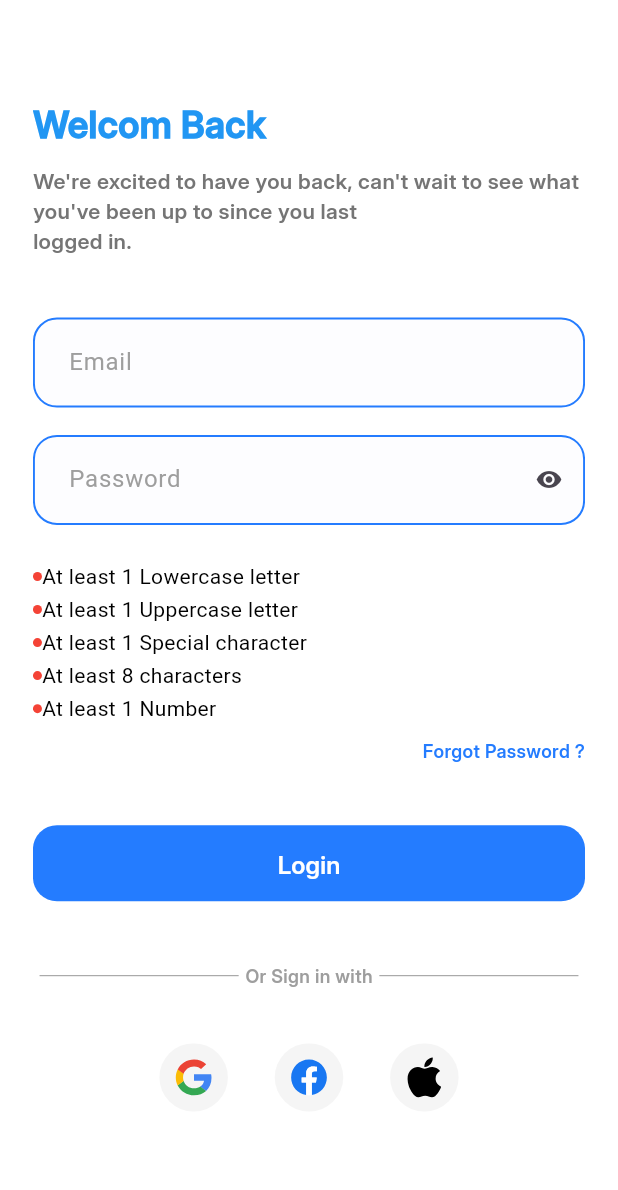
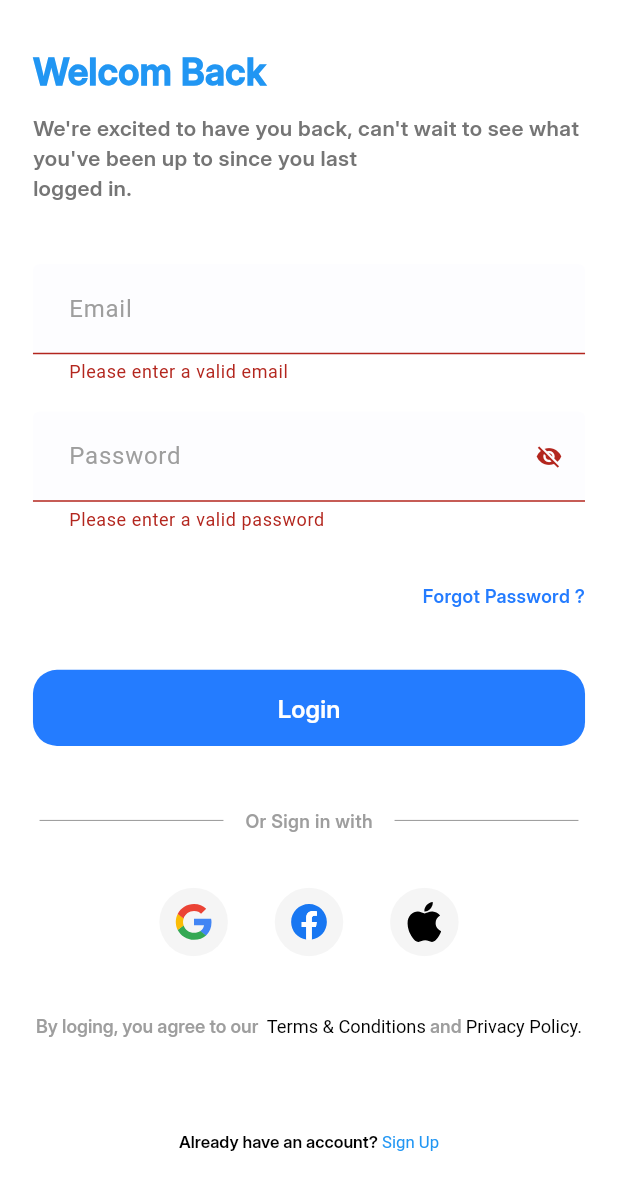
Before and after one commit to YassineDvP25/adv_proge, a Flutter app: the LoginScreen screen opened by its route, after a tap on "Login", on a phone screen of 412 x 824 dp. Shown: the top 1190 px of the screen. Run offline on Flutter 3.47's test engine with Material 3 defaults, Android fonts, the phone set to English and light mode, and no system bars; our stand-ins replace bloc, dio, flutter_bloc, flutter_screenutil, flutter_svg, freezed_annotation and 3 more; generated files the repository leaves out were written again.

Commit message:
End login page logic and UI && enhance login flow and apply UI/networking improvements

```diff
--- a/advancecourse/lib/core/di/dependency_injection.dart
+++ b/advancecourse/lib/core/di/dependency_injection.dart
@@ -13,5 +13,5 @@ Future<void> setUpGetIt() async {
 
   // login
   gitIt.registerLazySingleton<LoginRepo>(() => LoginRepo(gitIt()));
-  gitIt.registerLazySingleton<LoginCubit>(() => LoginCubit(gitIt()));
+  gitIt.registerFactory<LoginCubit>(() => LoginCubit(gitIt()));
 }
--- /dev/null
+++ b/advancecourse/lib/core/helpers/app_regex.dart
@@ -0,0 +1,36 @@
+class AppRegex {
+  static bool isEmailValid(String email) {
+    return RegExp(r'^.+@[a-zA-Z]+\.{1}[a-zA-Z]+(\.{0,1}[a-zA-Z]+)$')
+        .hasMatch(email);
+  }
+
+  static bool isPasswordValid(String password) {
+    return RegExp(
+            r"^(?=.*[a-z])(?=.*[A-Z])(?=.*\d)(?=.*[@$!%*?&])[A-Za-z\d@$!%*?&]{8,}$")
+        .hasMatch(password);
+  }
+
+    static bool isPhoneNumberValid(String phoneNumber) {
+    return RegExp(r'^(010|011|012|015)[0-9]{8}$').hasMatch(phoneNumber);
+  }
+
+  static bool hasLowerCase(String password) {
+    return RegExp(r'^(?=.*[a-z])').hasMatch(password);
+  }
+
+  static bool hasUpperCase(String password) {
+    return RegExp(r'^(?=.*[A-Z])').hasMatch(password);
+  }
+
+  static bool hasNumber(String password) {
+    return RegExp(r'^(?=.*?[0-9])').hasMatch(password);
+  }
+
+  static bool hasSpecialCharacter(String password) {
+    return RegExp(r'^(?=.*?[#?!@$%^&*-])').hasMatch(password);
+  }
+
+  static bool hasMinLength(String password) {
+    return RegExp(r'^(?=.{8,})').hasMatch(password);
+  }
+}
--- a/advancecourse/lib/core/helpers/spacing.dart
+++ b/advancecourse/lib/core/helpers/spacing.dart
@@ -4,6 +4,6 @@ import 'package:flutter_screenutil/flutter_screenutil.dart';
 SizedBox verticalSpace(double height) {
   return SizedBox(height: height.h);
 }
-SizedBox horizantalSpace(double height) {
-  return SizedBox(height: height.h);
+SizedBox horizantalSpace(double width) {
+  return SizedBox(width: width.h);
 }
--- a/advancecourse/lib/core/networking/api_constants.dart
+++ b/advancecourse/lib/core/networking/api_constants.dart
@@ -29,7 +29,7 @@ class ApiErrors {
   static const String internalServerError = "internalServerError";
   static const String unknownError = "unknownError";
   static const String timeoutError = "timeoutError";
-  static const String defaultError = "defaultError";
+  static const String defaultError = "default Error";
   static const String cacheError = "cacheError";
   static const String noInternetError = "noInternetError";
   static const String loadingMessage = "loading_message";
--- a/advancecourse/lib/core/networking/api_error_handler.dart
+++ b/advancecourse/lib/core/networking/api_error_handler.dart
@@ -164,9 +164,7 @@ ApiErrorModel _handleError(DioException error) {
       return DataSource.DEFAULT.getFailure();
     case DioExceptionType.badCertificate:
       return DataSource.DEFAULT.getFailure();
-    case DioExceptionType.badResponse:
-      return DataSource.DEFAULT.getFailure();
-  }
+    }
 }
 
 class ApiInternalStatus {
--- a/advancecourse/lib/core/theming/styles.dart
+++ b/advancecourse/lib/core/theming/styles.dart
@@ -74,4 +74,16 @@ class TextStyles {
     fontWeight: FontWeightHelper.regular,
     height: 1.50,
   );
+  static TextStyle font15DarkBlueMedium = TextStyle(
+    color: ColorsManager.moreGray,
+    fontSize: 15.sp,
+    fontFamily: 'Inter',
+    fontWeight: FontWeightHelper.medium,
+  );
+    static TextStyle font14BlueSemiBold = TextStyle(
+    color: ColorsManager.mainBlue,
+    fontSize: 14.sp,
+    fontFamily: 'Inter',
+    fontWeight: FontWeightHelper.semibold,
+  );
 }
--- a/advancecourse/lib/core/widgets/app_text_form_field.dart
+++ b/advancecourse/lib/core/widgets/app_text_form_field.dart
@@ -23,14 +23,16 @@ class AppTextFormField extends StatelessWidget {
     this.hintStyle,
     this.enableBorder,
     this.focusedBorder,
-    this.obscureText,
+    this.obscureText
   });
 
   @override
   Widget build(BuildContext context) {
     return TextFormField(
       validator: validator,
+      controller: contoller,
       decoration: InputDecoration(
+
 
         focusedErrorBorder: OutlineInputBorder(
           borderRadius: BorderRadius.circular(16.0),
@@ -47,7 +49,7 @@ class AppTextFormField extends StatelessWidget {
 
         focusedBorder: OutlineInputBorder(
           borderRadius: BorderRadius.circular(15.0),
-          borderSide: BorderSide(color: Colors.red, width: 1.3),
+          borderSide: BorderSide(color: ColorsManager.mainBlue, width: 2.3),
         ),
         suffixIcon: suffixicon,
         hintText: hintText,
--- a/advancecourse/lib/features/login/data/models/login_response_body.dart
+++ b/advancecourse/lib/features/login/data/models/login_response_body.dart
@@ -5,7 +5,7 @@ part 'login_response_body.g.dart';
 class LoginResponseBody {
   String? message;
   Data? data;
-  String? status;
+  bool? status;
   int? code;
 
   LoginResponseBody(this.message, this.data, this.status, this.code);
--- a/advancecourse/lib/features/login/data/repos/login_repo.dart
+++ b/advancecourse/lib/features/login/data/repos/login_repo.dart
@@ -12,8 +12,12 @@ class LoginRepo {
   ) async {
     try {
       final response = await _apiService.login(loginRequestBody);
+      print('=========================${response.data}=======================');
       return ApiResult.success(response);
+
     } catch (error) {
+            print('=========================${error}=======================');
+
       return ApiResult.failure(ErrorHandler.handle(error));
     }
   }
--- a/advancecourse/lib/features/login/logic_cubit/cubit/login_state.dart
+++ b/advancecourse/lib/features/login/logic_cubit/cubit/login_state.dart
@@ -5,7 +5,7 @@ part 'login_state.freezed.dart';
 @freezed
 class LoginState<T> with _$LoginState<T> {
   const factory LoginState.initial() = _Initial;
-  const factory LoginState.loding() = Loding;
+  const factory LoginState.loding() = Loading;
   const factory LoginState.success(T data) =
       Success<T>;
   const factory LoginState.error(String error) = Error;
--- a/advancecourse/lib/features/login/ui/login_screen.dart
+++ b/advancecourse/lib/features/login/ui/login_screen.dart
@@ -1,11 +1,10 @@
 import 'package:advancecourse/core/helpers/spacing.dart';
 import 'package:advancecourse/core/theming/styles.dart';
-import 'package:advancecourse/core/widgets/app_text_form_field.dart';
-import 'package:advancecourse/features/login/data/models/login_request_body.dart';
 import 'package:advancecourse/features/login/logic_cubit/cubit/login_cubit.dart';
 import 'package:advancecourse/features/login/ui/widgets/already_have_anaccount_text.dart';
 import 'package:advancecourse/features/login/ui/widgets/app_text_button.dart';
 import 'package:advancecourse/features/login/ui/widgets/login_alternative.dart';
+import 'package:advancecourse/features/login/ui/widgets/login_bloc_listener.dart';
 import 'package:advancecourse/features/login/ui/widgets/text_form_field/email_and_pasword.dart';
 import 'package:advancecourse/features/login/ui/widgets/text_inside_divider.dart';
 import 'package:advancecourse/features/login/ui/widgets/terms_conditions_privacy_policy_text.dart';
@@ -13,24 +12,18 @@ import 'package:flutter/material.dart';
 import 'package:flutter_bloc/flutter_bloc.dart';
 import 'package:flutter_screenutil/flutter_screenutil.dart';
 
-class LoginScreen extends StatefulWidget {
+class LoginScreen extends StatelessWidget {
   const LoginScreen({super.key});
-
-  @override
-  State<LoginScreen> createState() => _LoginScreenState();
-}
-
-class _LoginScreenState extends State<LoginScreen> {
-  final _formkey = GlobalKey<FormState>();
-  bool isObscure = true;
 
   @override
   Widget build(BuildContext context) {
     return Scaffold(
-      body: Padding(
-        padding: EdgeInsets.symmetric(horizontal: 20.w, vertical: 65.h),
+      body: SafeArea(
+        child: Padding(
+          padding: EdgeInsets.symmetric(horizontal: 20.w  , vertical: 30.h),
           child: SingleChildScrollView(
-          child: Column(
+            child:   Column(
+                mainAxisAlignment: MainAxisAlignment.center,
                 crossAxisAlignment: CrossAxisAlignment.start,
                 children: [
                   Text('Welcom Back', style: TextStyles.font24blueBold),
@@ -42,7 +35,9 @@ class _LoginScreenState extends State<LoginScreen> {
                     textAlign: TextAlign.start,
                   ),
                   verticalSpace(40),
-              Column(children: [EmailAndPasword()]),
+                  Column(
+                    children: [
+                      EmailAndPasword(),
                       verticalSpace(10),
                       Align(
                         alignment: AlignmentDirectional.centerEnd,
@@ -53,7 +48,9 @@ class _LoginScreenState extends State<LoginScreen> {
                       ),
                       verticalSpace(40),
                       AppTextButton(
-                onPressed: () {},
+                        onPressed: () {
+                          validationDoLogin(context);
+                        },
                         text: 'Login',
                         textStyle: TextStyles.font16blueSemibold,
                       ),
@@ -65,21 +62,24 @@ class _LoginScreenState extends State<LoginScreen> {
                       TermsConditionsPrivacyPolicyText(),
                       verticalSpace(60),
                       AlreadyHaveAccountText(),
+                      verticalSpace(20),
+                      LoginBlocListener(),
                     ],
                   ),
+                ],
+              ),
+
+          )
         ),
       ),
     );
   }
 }
 
-void validationDoLogin(BuildContext context) {
+validationDoLogin(BuildContext context) {
   if (context.read<LoginCubit>().formKey.currentState!.validate()) {
     context.read<LoginCubit>().emitLoginStates(
-      LoginRequestBody(
-        email: context.read<LoginCubit>().emailController.text,
-        password: context.read<LoginCubit>().passwordController.text,
-      ),
+
     );
   }
 }
--- a/advancecourse/lib/features/login/ui/widgets/text_form_field/email_and_pasword.dart
+++ b/advancecourse/lib/features/login/ui/widgets/text_form_field/email_and_pasword.dart
@@ -1,7 +1,6 @@
 import 'package:advancecourse/core/helpers/spacing.dart';
 import 'package:advancecourse/core/widgets/app_text_form_field.dart';
 import 'package:advancecourse/features/login/logic_cubit/cubit/login_cubit.dart';
-import 'package:advancecourse/features/login/ui/widgets/text_form_field/password_validation.dart';
 import 'package:flutter/material.dart';
 import 'package:flutter_bloc/flutter_bloc.dart';
 
@@ -13,36 +12,26 @@ class EmailAndPasword extends StatefulWidget {
 }
 
 class _EmailAndPaswordState extends State<EmailAndPasword> {
-  final bool hasLowerCase = false;
-  final bool hasUpperCase = false;
-  final bool hasSpecialCharacters = false;
-  final bool hasMinLength = false;
-  final bool hasNumber = false;
-  bool isObscure = false;
-  late TextEditingController passwordController;
-  @override
-  void initState() {
-    context.read<LoginCubit>().passwordController;
-    super.initState();
-  }
+
+  bool isObscure = true;
 
   @override
   Widget build(BuildContext context) {
     return Form(
+      key: context.read<LoginCubit>().formKey,
       child: Column(
         children: [
           AppTextFormField(
-            contoller: context.read<LoginCubit>().emailController,
-            hintText: 'Email',
             validator: (value) {
               if (value == null || value.isEmpty) {
                 return 'Please enter a valid email';
               }
             },
+            hintText: 'Email',
+            contoller: context.read<LoginCubit>().emailController,
           ),
           verticalSpace(18),
           AppTextFormField(
-            contoller: context.read<LoginCubit>().passwordController,
             validator: (value) {
               if (value == null || value.isEmpty) {
                 return 'Please enter a valid password';
@@ -61,17 +50,13 @@ class _EmailAndPaswordState extends State<EmailAndPasword> {
                       ? Icon(Icons.visibility_off)
                       : Icon(Icons.visibility),
             ),
+            contoller: context.read<LoginCubit>().passwordController,
           ),
           verticalSpace(24),
-          PasswordValidation(
-            hasLowerCase: hasLowerCase,
-            hasUpperCase: hasUpperCase,
-            hasSpecialCharacters: hasSpecialCharacters,
-            hasMinLength: hasMinLength,
-            hasNumber: hasNumber,
-          ),
         ],
       ),
     );
   }
+
+
 }
--- a/advancecourse/lib/features/login/ui/widgets/text_form_field/password_validation.dart
+++ b/advancecourse/lib/features/login/ui/widgets/text_form_field/password_validation.dart
@@ -14,7 +14,7 @@ class PasswordValidation extends StatelessWidget {
     required this.hasUpperCase,
     required this.hasSpecialCharacters,
     required this.hasMinLength,
-    required this.hasNumber,
+    required this.hasNumber, required bool hasUppercase,
   });
 
   @override
@@ -42,7 +42,7 @@ class PasswordValidation extends StatelessWidget {
     );
   }
 
-  _buildValidationRow(String text, bool hasValidation) {
+  Widget  _buildValidationRow(String text, bool hasValidation) {
     return Row(
       children: [
         CircleAvatar(
```
Also changed, not shown: advancecourse/lib/features/home/ui/home_screen.dart (+10 -1 lines), advancecourse/lib/features/login/logic_cubit/cubit/login_cubit.dart (+12 -3 lines), advancecourse/lib/features/login/ui/widgets/login_bloc_listener.dart (+63 -11 lines), advancecourse/lib/core/networking/api_error_model.dart (line endings or trailing spaces), advancecourse/lib/features/login/data/models/login_response_body.g.dart, advancecourse/lib/features/login/logic_cubit/cubit/login_state.freezed.dart. Lines whose indentation alone changed are shown as unchanged.
